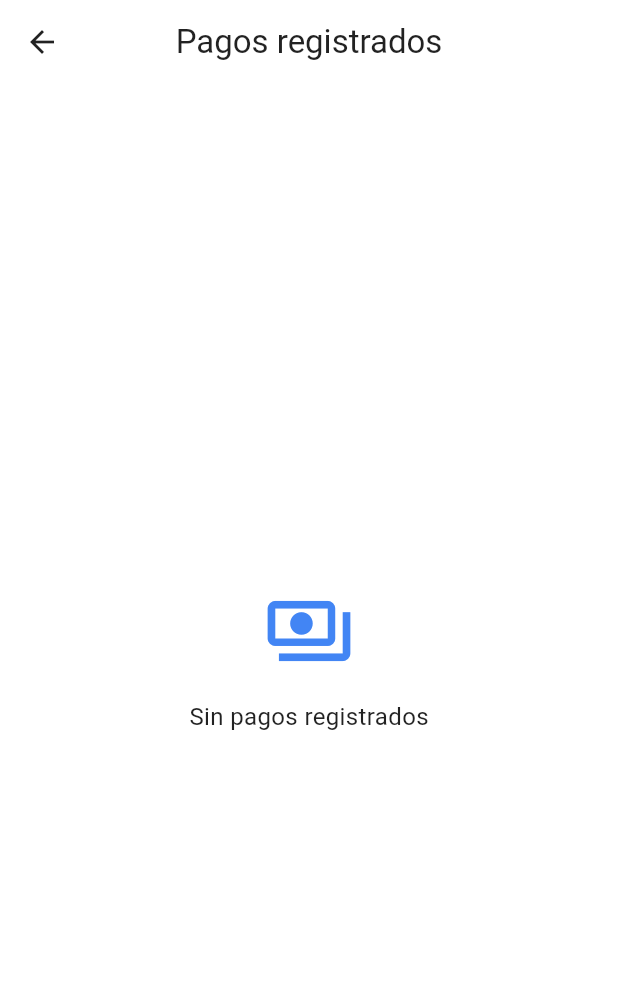
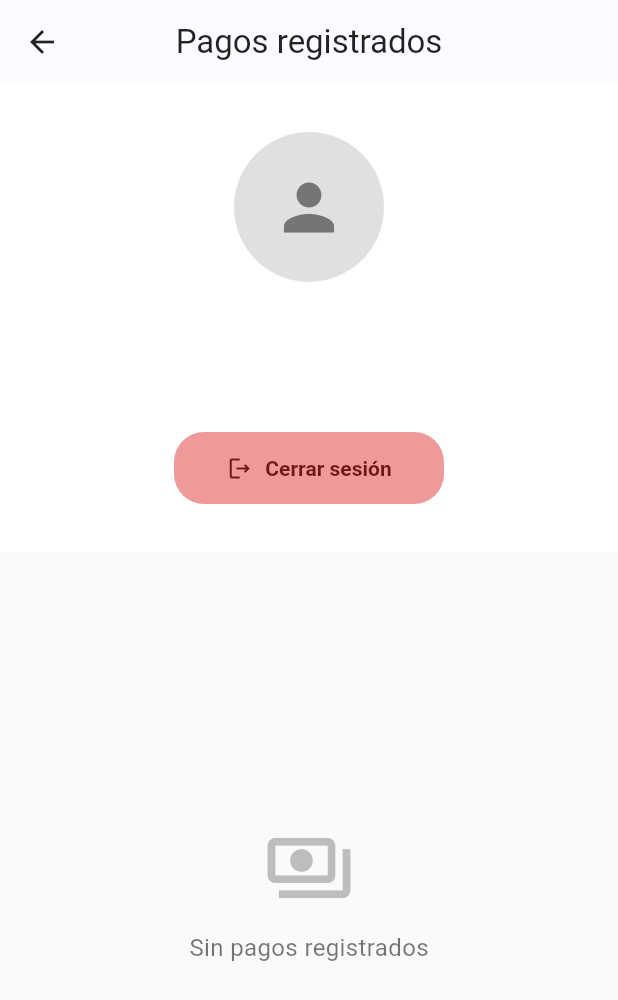
Before and after one commit to jeffersonmejia/practicas-flutter, a Flutter app: the VerPagosPage screen opened directly, on a phone screen of 412 x 824 dp. Shown: the top 1000 px of the screen. Run offline on Flutter 3.47's test engine with Material 3 defaults, Android fonts, the light colour scheme and no system bars; our stand-ins replace cloud_firestore, dio, file_picker, firebase_auth, firebase_core, firebase_crashlytics and 6 more; missing offline and left inert: google_mlkit_text_recognition, pdfx; accounts and stored records are empty.

Commit message:
feat: add gui account

```diff
--- a/cliente_automatizacion_pago/lib/main.dart
+++ b/cliente_automatizacion_pago/lib/main.dart
@@ -21,8 +21,8 @@ void main() async {
   // Inicializar Supabase
   try {
     await Supabase.initialize(
-      url: 'https://omayafmdkvhyvjuftqbx.supabase.co',
-      anonKey: 'sb_publishable_O-vdSpkaV6xiKC9l06GYNw_-i0dbA2P',
+      url: 'https://tdcogdgrpyqhznlmyhnf.supabase.co',
+      anonKey: 'sb_publishable_RbZ6EgwHAZH39ISfsekCEA_wtsj1p1v',
     );
     print("Supabase initialized successfully");
   } catch (e) {
--- a/cliente_automatizacion_pago/lib/screens/ver_pagos.dart
+++ b/cliente_automatizacion_pago/lib/screens/ver_pagos.dart
@@ -1,18 +1,25 @@
 import 'package:flutter/material.dart';
 import 'package:supabase_flutter/supabase_flutter.dart';
+import 'package:firebase_auth/firebase_auth.dart' as fb_auth;
+import 'package:google_sign_in/google_sign_in.dart';
+import 'home.dart';
 
 class Payment {
-  final String id;
-  final String banco;
-  final String emisor;
-  final double valor;
+  final int id;
+  final String createdAt;
+  final String ordenante;
+  final String beneficiario;
+  final double monto;
+  final String comprobante;
   final String fecha;
 
   Payment({
     required this.id,
-    required this.banco,
-    required this.emisor,
-    required this.valor,
+    required this.createdAt,
+    required this.ordenante,
+    required this.beneficiario,
+    required this.monto,
+    required this.comprobante,
     required this.fecha,
   });
 }
@@ -27,30 +34,44 @@ class VerPagosPage extends StatefulWidget {
 class _VerPagosPageState extends State<VerPagosPage> {
   List<Payment> pagos = [];
   bool cargando = true;
+  fb_auth.User? user;
 
   @override
   void initState() {
     super.initState();
+    user = fb_auth.FirebaseAuth.instance.currentUser;
     cargar();
+  }
+
+  Future<void> cerrarSesion() async {
+    await GoogleSignIn().signOut();
+    await fb_auth.FirebaseAuth.instance.signOut();
+    Navigator.pushReplacement(
+      context,
+      MaterialPageRoute(builder: (context) => const HomePage()),
+    );
   }
 
   Future<void> cargar() async {
     try {
       final data = await Supabase.instance.client
-          .from('pagos')
-          .select('id, banco, emisor, valor, fecha_mensaje')
+          .from('pagos_verificados')
+          .select('id, created_at, ordenante, beneficiario, monto, comprobante, fecha')
           .order('id', ascending: false) as List<dynamic>? ?? [];
+
+      print("Datos recibidos de Supabase:");
+      print(data);
 
       setState(() {
         pagos = data.map((p) {
           return Payment(
-            id: p['id']?.toString() ?? '--',
-            banco: p['banco']?.toString() ?? '--',
-            emisor: p['emisor']?.toString() ?? '--',
-            valor: (p['valor'] != null)
-                ? double.tryParse(p['valor'].toString()) ?? 0
-                : 0,
-            fecha: p['fecha_mensaje']?.toString() ?? '--',
+            id: int.tryParse(p['id']?.toString() ?? '0') ?? 0,
+            createdAt: p['created_at']?.toString() ?? '',
+            ordenante: p['ordenante']?.toString() ?? '',
+            beneficiario: p['beneficiario']?.toString() ?? '',
+            monto: (p['monto'] != null) ? double.tryParse(p['monto'].toString()) ?? 0 : 0,
+            comprobante: p['comprobante']?.toString() ?? '',
+            fecha: p['fecha']?.toString() ?? '',
           );
         }).toList();
         cargando = false;
@@ -65,38 +86,88 @@ class _VerPagosPageState extends State<VerPagosPage> {
 
   @override
   Widget build(BuildContext context) {
-    final theme = Theme.of(context);
+    final Color botonTextoRojo = const Color.fromARGB(255, 110, 23, 23);
 
     return Scaffold(
+      backgroundColor: Colors.grey[50],
       appBar: AppBar(
         title: const Text("Pagos registrados"),
+        backgroundColor: Colors.white,
+        foregroundColor: Colors.black87,
+        elevation: 0.5,
       ),
-      body: cargando
-          ? const Center(
+      body: Column(
+        children: [
+          if (user != null)
+            Container(
+              width: double.infinity,
+              color: Colors.white,
+              padding: const EdgeInsets.symmetric(vertical: 32),
               child: Column(
                 mainAxisAlignment: MainAxisAlignment.center,
                 children: [
-                  CircularProgressIndicator(),
-                  SizedBox(height: 16),
-                  Text("Cargando pagos..."),
+                  CircleAvatar(
+                    radius: 50,
+                    backgroundColor: Colors.grey[300],
+                    backgroundImage:
+                        user!.photoURL != null ? NetworkImage(user!.photoURL!) : null,
+                    child: user!.photoURL == null
+                        ? Icon(Icons.person, size: 50, color: Colors.grey[600])
+                        : null,
+                  ),
+                  const SizedBox(height: 16),
+                  Text(
+                    user!.displayName ?? "Usuario",
+                    style: const TextStyle(
+                        fontWeight: FontWeight.bold, fontSize: 26),
+                  ),
+                  const SizedBox(height: 6),
+                  Text(
+                    user!.email ?? "",
+                    style: TextStyle(color: Colors.grey[700], fontSize: 17),
+                  ),
+                  const SizedBox(height: 16),
+                  ConstrainedBox(
+                    constraints: const BoxConstraints(
+                      minWidth: 0,
+                      maxWidth: 180,
+                    ),
+                    child: ElevatedButton.icon(
+                      onPressed: cerrarSesion,
+                      icon: Icon(Icons.logout_outlined, size: 18, color: botonTextoRojo),
+                      label: Text(
+                        "Cerrar sesión",
+                        style: TextStyle(color: botonTextoRojo),
+                      ),
+                      style: ElevatedButton.styleFrom(
+                        backgroundColor: const Color(0xFFEF9A9A), // fondo suave
+                        shape: RoundedRectangleBorder(
+                          borderRadius: BorderRadius.circular(20),
+                        ),
+                        padding: const EdgeInsets.symmetric(horizontal: 14, vertical: 8),
+                        textStyle: const TextStyle(
+                            fontWeight: FontWeight.w600, fontSize: 14),
+                        elevation: 0,
+                      ),
+                    ),
+                  ),
                 ],
               ),
-            )
+            ),
+          Expanded(
+            child: cargando
+                ? const Center(child: CircularProgressIndicator())
                 : pagos.isEmpty
                     ? Center(
                         child: Column(
                           mainAxisAlignment: MainAxisAlignment.center,
                           children: [
-                      Icon(
-                        Icons.payments_outlined,
-                        size: 60,
-                        color: theme.colorScheme.primary,
-                      ),
-                      const SizedBox(height: 16),
-                      const Text(
-                        "Sin pagos registrados",
-                        style: TextStyle(fontSize: 16),
-                      )
+                            Icon(Icons.payments_outlined,
+                                size: 60, color: Colors.grey[400]),
+                            const SizedBox(height: 12),
+                            const Text("Sin pagos registrados",
+                                style: TextStyle(
+                                    fontSize: 16, color: Colors.black54)),
                           ],
                         ),
                       )
@@ -105,49 +176,65 @@ class _VerPagosPageState extends State<VerPagosPage> {
                         itemCount: pagos.length,
                         itemBuilder: (context, index) {
                           final pago = pagos[index];
-                    return Card(
+                          return Container(
                             margin: const EdgeInsets.only(bottom: 12),
-                      shape: RoundedRectangleBorder(
+                            decoration: BoxDecoration(
+                              color: Colors.white,
                               borderRadius: BorderRadius.circular(12),
+                              boxShadow: [
+                                BoxShadow(
+                                  color: Colors.black.withOpacity(0.03),
+                                  blurRadius: 4,
+                                  offset: const Offset(0, 2),
                                 ),
-                      elevation: 3,
+                              ],
+                            ),
                             child: Padding(
                               padding: const EdgeInsets.all(16.0),
                               child: Column(
                                 crossAxisAlignment: CrossAxisAlignment.start,
                                 children: [
-                            Text(
-                              "Banco: ${pago.banco}",
-                              style: theme.textTheme.titleMedium
-                                  ?.copyWith(fontWeight: FontWeight.w600),
+                                  Row(
+                                    children: [
+                                      Icon(Icons.account_circle,
+                                          color: Colors.grey[500]),
+                                      const SizedBox(width: 8),
+                                      Expanded(
+                                        child: Text(
+                                          pago.ordenante,
+                                          style: const TextStyle(
+                                              fontWeight: FontWeight.w600,
+                                              fontSize: 16),
                                         ),
-                            const SizedBox(height: 8),
-                            Text(
-                              "Emisor: ${pago.emisor}",
-                              style: theme.textTheme.bodyMedium,
-                            ),
-                            const SizedBox(height: 8),
-                            Row(
-                              mainAxisAlignment: MainAxisAlignment.spaceBetween,
-                              children: [
-                                Text(
-                                  "Valor: \$${pago.valor.toStringAsFixed(2)}",
-                                  style: theme.textTheme.bodyMedium
-                                      ?.copyWith(fontWeight: FontWeight.w500),
                                       ),
                                       Text(
-                                  "Fecha: ${pago.fecha}",
-                                  style: theme.textTheme.bodySmall
-                                      ?.copyWith(color: Colors.grey[600]),
+                                        "\$${pago.monto.toStringAsFixed(2)}",
+                                        style: TextStyle(
+                                            fontWeight: FontWeight.w700,
+                                            fontSize: 16,
+                                            color: Colors.green[600]),
                                       ),
                                     ],
                                   ),
+                                  const SizedBox(height: 8),
+                                  Text("Beneficiario: ${pago.beneficiario}",
+                                      style: TextStyle(color: Colors.grey[700])),
+                                  const SizedBox(height: 4),
+                                  Text("Comprobante: ${pago.comprobante}",
+                                      style: TextStyle(color: Colors.grey[700])),
+                                  const SizedBox(height: 4),
+                                  Text("Fecha: ${pago.fecha}",
+                                      style: TextStyle(
+                                          color: Colors.grey[500], fontSize: 12)),
                                 ],
                               ),
                             ),
                           );
                         },
                       ),
+          ),
+        ],
+      ),
     );
   }
 }
```
Also changed, not shown: cliente_automatizacion_pago/lib/screens/home.dart (+28 -46 lines). Lines whose indentation alone changed are shown as unchanged.
